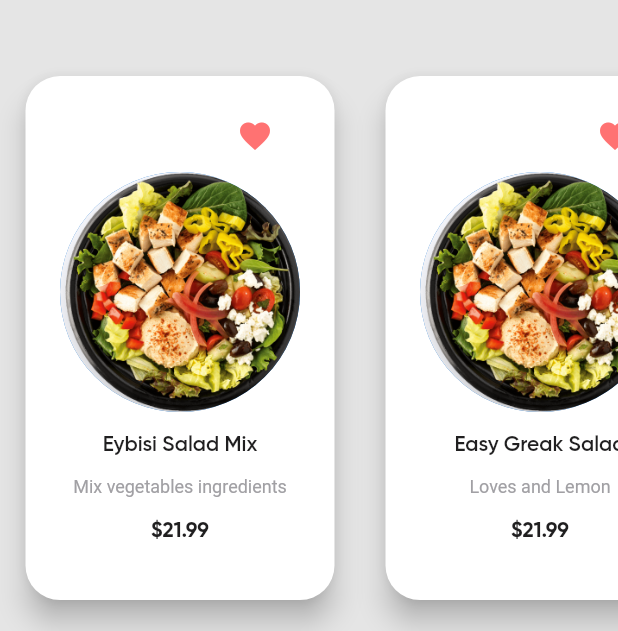
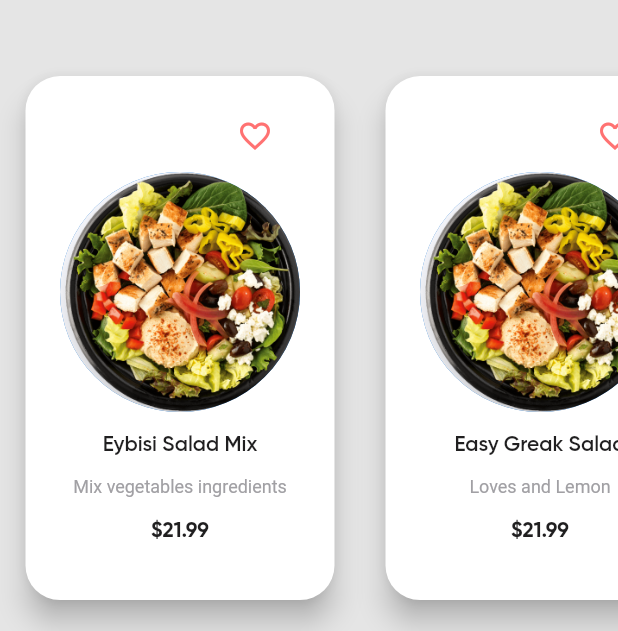
Before and after one commit to Brennez/food-app, a Flutter app: the screen it shows after launch, on a phone screen of 412 x 824 dp, the part 605-1236 px from its top. Run offline on Flutter 3.47's test engine with Material 2 defaults, Android fonts, the phone set to English and light mode, and no system bars.

Commit message:
função de like criada

```diff
--- a/lib/main.dart
+++ b/lib/main.dart
@@ -17,7 +17,7 @@ class MyApp extends StatelessWidget {
       theme: ThemeData(
           // primarySwatch: Colors.blueGrey,
           ),
-      home: HomePage(),
+      home: const HomePage(),
     );
   }
 }
--- a/lib/screens/HomePage.dart
+++ b/lib/screens/HomePage.dart
@@ -123,7 +123,7 @@ class _HomePageState extends State<HomePage> {
                           color: Color(0xffFB9692),
                           width: 2,
                         ),
-                        image: DecorationImage(
+                        image: const DecorationImage(
                           image: AssetImage('assets/images/person.png'),
                         )),
                   ),
--- a/lib/widgets/foodCard.dart
+++ b/lib/widgets/foodCard.dart
@@ -16,6 +16,14 @@ class FoodCard extends StatefulWidget {
 }
 
 class _FoodCardState extends State<FoodCard> {
+  bool isLike = false;
+
+  toogleLike() {
+    setState(() {
+      isLike = !isLike;
+    });
+  }
+
   @override
   Widget build(BuildContext context) {
     return GestureDetector(
@@ -54,9 +62,11 @@ class _FoodCardState extends State<FoodCard> {
                   top: 16,
                 ),
                 child: IconButton(
-                  onPressed: () {},
-                  icon: const Icon(
-                    Icons.favorite,
+                  onPressed: () {
+                    toogleLike();
+                  },
+                  icon: Icon(
+                    isLike ? Icons.favorite : Icons.favorite_outline,
                     color: kLikeIconColor,
                   ),
                 ),
```
